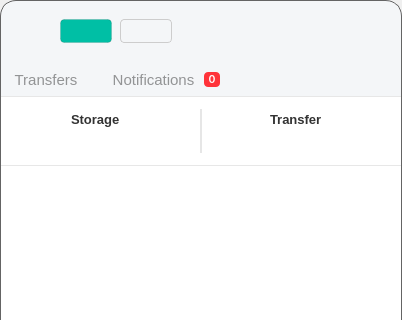
First picture: the form in src/MEGASync/gui/win/InfoDialog.ui, repository meganz/MEGAsync, before the edit; both pictures show x 0 to 402 and y 0 to 320 of the 402 by 564 pixel window.
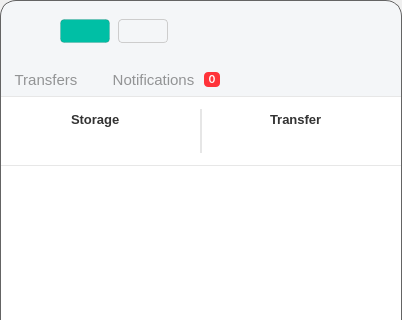
Second picture: the form after the edit. Icons and pictures are not drawn. Custom widgets are drawn as their Qt base class.

Commit message: SNC-5503: Replace Inter font for Lato.

Diff of the .ui file:
```diff
--- a/src/MEGASync/gui/win/InfoDialog.ui
+++ b/src/MEGASync/gui/win/InfoDialog.ui
@@ -68,7 +68,7 @@
 
 #bUpgrade
 {
-font-family: Inter;
+font-family: Lato;
 font-size: 12px;
 line-height: 18px;
 border: 1px solid rgba(0, 0, 0, 10%);
@@ -97,7 +97,7 @@
 
 #bCreateSync
 {
-font-family: Inter;
+font-family: Lato;
 font-size: 12px;
 line-height: 18px;
 border: 1px solid #CDCDCD;
```
The commit also changes 12 other files.
